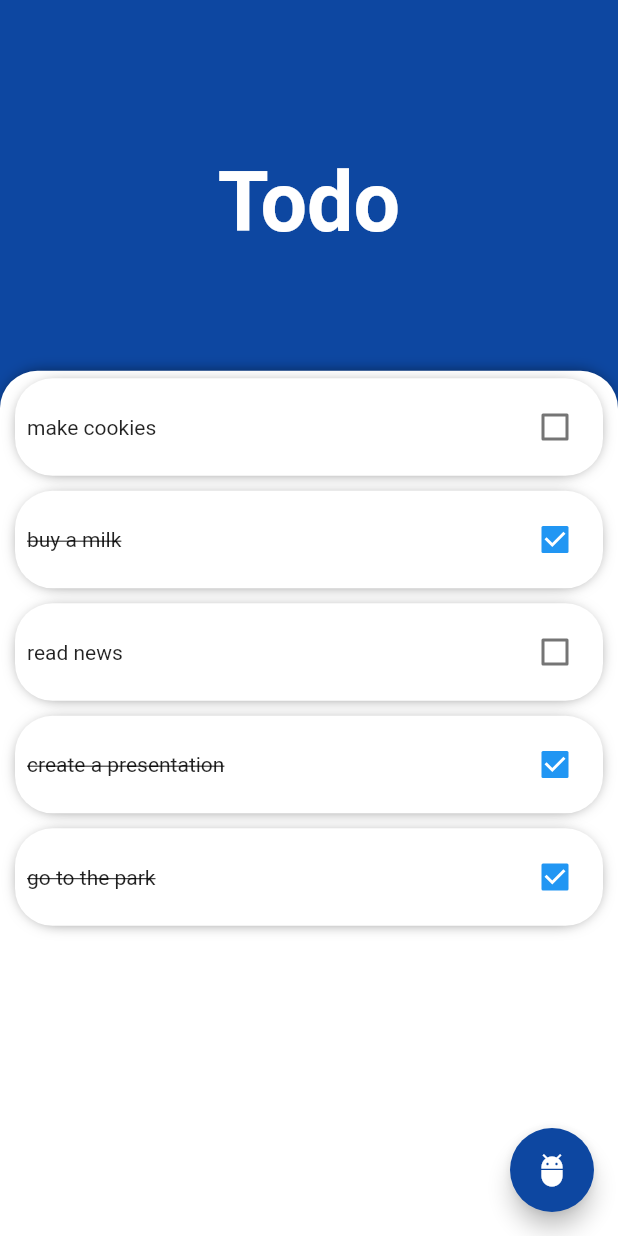
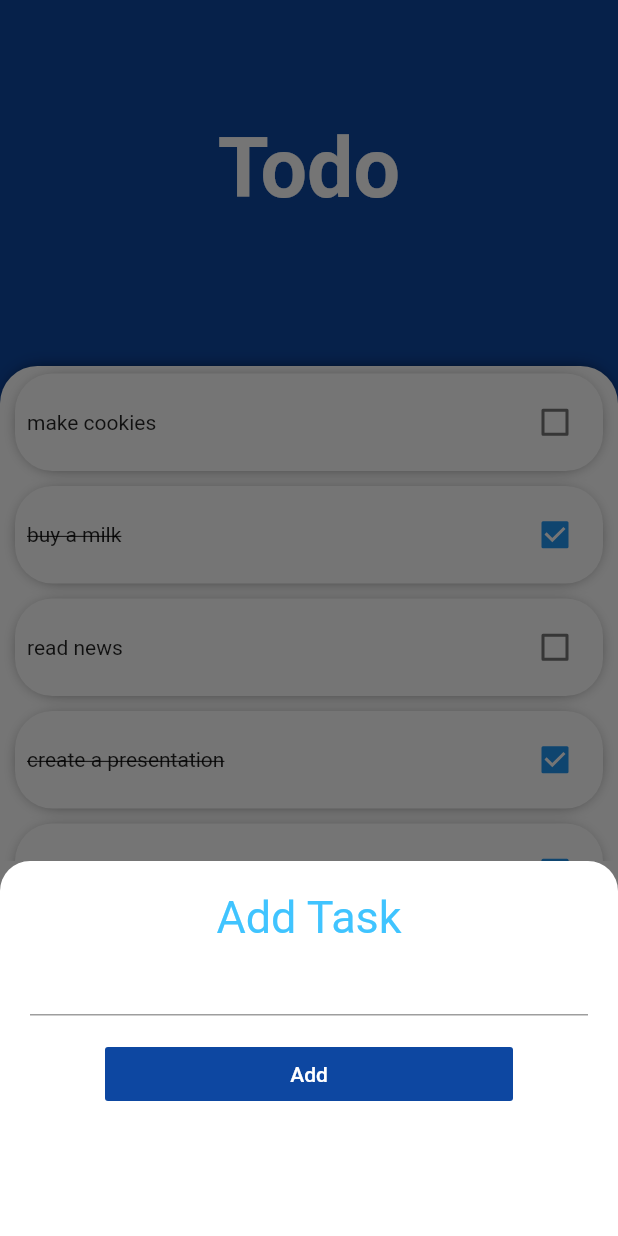
Before and after one commit to jamescardona11/base-state-management, a Flutter app: the screen it shows after launch, after a tap on the "adb" icon, on a phone screen of 412 x 824 dp. Run offline on Flutter 3.47's test engine with Material 2 defaults, Android fonts, the phone set to English and light mode, and no system bars.

Commit message:
add task modal done!

```diff
--- /dev/null
+++ b/todo_app/lib/add_task_screen.dart
@@ -0,0 +1,60 @@
+import 'package:flutter/material.dart';
+
+class AddTaskScreen extends StatelessWidget {
+  @override
+  Widget build(BuildContext context) {
+    String newTaskTitle;
+
+    return Container(
+      color: Color(0xff757575),
+      child: Container(
+        height: 250,
+        padding: EdgeInsets.all(20.0),
+        decoration: BoxDecoration(
+          color: Colors.white,
+          borderRadius: BorderRadius.only(
+            topLeft: Radius.circular(20.0),
+            topRight: Radius.circular(20.0),
+          ),
+        ),
+        child: Column(
+          mainAxisSize: MainAxisSize.min,
+          crossAxisAlignment: CrossAxisAlignment.stretch,
+          children: <Widget>[
+            Text(
+              'Add Task',
+              textAlign: TextAlign.center,
+              style: TextStyle(
+                fontSize: 30.0,
+                color: Colors.lightBlueAccent,
+              ),
+            ),
+            TextField(
+              autofocus: false,
+              textAlign: TextAlign.center,
+              onChanged: (newText) {
+                newTaskTitle = newText;
+              },
+            ),
+            Padding(
+              padding: const EdgeInsets.symmetric(horizontal: 50, vertical: 15),
+              child: FlatButton(
+                child: Text(
+                  'Add',
+                  style: TextStyle(
+                    color: Colors.white,
+                  ),
+                ),
+                color: Colors.blue[900],
+                onPressed: () {
+                  //Add task
+                  Navigator.pop(context);
+                },
+              ),
+            ),
+          ],
+        ),
+      ),
+    );
+  }
+}
--- a/todo_app/lib/home_page.dart
+++ b/todo_app/lib/home_page.dart
@@ -1,5 +1,7 @@
 import 'package:flutter/material.dart';
+import 'package:todo_app/add_task_screen.dart';
 import 'package:todo_app/model/todo.dart';
+import 'package:todo_app/task_list.dart';
 
 class HomePage extends StatelessWidget {
   @override
@@ -9,8 +11,8 @@ class HomePage extends StatelessWidget {
       backgroundColor: Colors.blue[900],
       body: Center(
         child: Column(
-          mainAxisAlignment: MainAxisAlignment.end,
           children: [
+            const SizedBox(height: 80),
             const Text(
               'Todo',
               style: TextStyle(
@@ -20,8 +22,9 @@ class HomePage extends StatelessWidget {
               ),
             ),
             const SizedBox(height: 80),
-            Container(
-              height: size.height * 0.70,
+            Expanded(
+              child: Container(
+                margin: EdgeInsets.only(top: 20),
                 decoration: BoxDecoration(
                   color: Colors.white,
                   borderRadius: BorderRadius.only(
@@ -37,70 +40,28 @@ class HomePage extends StatelessWidget {
                     )
                   ],
                 ),
-              child: _TodoContainer(),
+                child: TaskList(),
+              ),
             )
           ],
         ),
       ),
       floatingActionButton: FloatingActionButton(
         backgroundColor: Colors.blue[900],
-        onPressed: () {},
+        onPressed: () => openModal(context),
         child: Icon(Icons.adb),
       ),
     );
   }
-}
 
-class _TodoContainer extends StatefulWidget {
-  @override
-  __TodoContainerState createState() => __TodoContainerState();
-}
-
-class __TodoContainerState extends State<_TodoContainer> {
-  final List<Todo> listOfTodo = [
-    Todo(name: 'make cookies', check: false),
-    Todo(name: 'buy a milk', check: true),
-    Todo(name: 'read news', check: false),
-    Todo(name: 'create a presentation', check: true),
-    Todo(name: 'go to the park', check: true),
-  ];
-
-  @override
-  Widget build(BuildContext context) {
-    return ListView.builder(
-      itemCount: listOfTodo.length,
-      itemBuilder: (context, index) => Container(
-        height: 65,
-        margin: EdgeInsets.symmetric(vertical: 5, horizontal: 10),
-        decoration: BoxDecoration(
-          color: Colors.white,
-          borderRadius: BorderRadius.all(Radius.circular(25)),
-          boxShadow: [
-            BoxShadow(
-              color: Colors.black54,
-              offset: Offset(0, 1),
-              spreadRadius: -3,
-              blurRadius: 8,
-            ),
-          ],
-        ),
-        child: Padding(
-          padding: const EdgeInsets.all(8.0),
-          child: Row(
-            mainAxisAlignment: MainAxisAlignment.spaceBetween,
-            children: [
-              Text(
-                listOfTodo[index].name,
-                style: TextStyle(
-                  decoration: listOfTodo[index].check ? TextDecoration.lineThrough : TextDecoration.none,
-                ),
-              ),
-              Checkbox(
-                value: listOfTodo[index].check,
-                onChanged: (value) {},
-              ),
-            ],
-          ),
+  void openModal(BuildContext context) {
+    showModalBottomSheet(
+      context: context,
+      isScrollControlled: true,
+      builder: (context) => SingleChildScrollView(
+        child: Container(
+          padding: EdgeInsets.only(bottom: MediaQuery.of(context).viewInsets.bottom),
+          child: AddTaskScreen(),
         ),
       ),
     );
--- /dev/null
+++ b/todo_app/lib/task_list.dart
@@ -0,0 +1,58 @@
+import 'package:flutter/material.dart';
+import 'package:todo_app/model/todo.dart';
+
+class TaskList extends StatefulWidget {
+  @override
+  _TaskListState createState() => _TaskListState();
+}
+
+class _TaskListState extends State<TaskList> {
+  final List<Todo> listOfTodo = [
+    Todo(name: 'make cookies', check: false),
+    Todo(name: 'buy a milk', check: true),
+    Todo(name: 'read news', check: false),
+    Todo(name: 'create a presentation', check: true),
+    Todo(name: 'go to the park', check: true),
+  ];
+
+  @override
+  Widget build(BuildContext context) {
+    return ListView.builder(
+      itemCount: listOfTodo.length,
+      itemBuilder: (context, index) => Container(
+        height: 65,
+        margin: EdgeInsets.symmetric(vertical: 5, horizontal: 10),
+        decoration: BoxDecoration(
+          color: Colors.white,
+          borderRadius: BorderRadius.all(Radius.circular(25)),
+          boxShadow: [
+            BoxShadow(
+              color: Colors.black54,
+              offset: Offset(0, 1),
+              spreadRadius: -3,
+              blurRadius: 8,
+            ),
+          ],
+        ),
+        child: Padding(
+          padding: const EdgeInsets.all(8.0),
+          child: Row(
+            mainAxisAlignment: MainAxisAlignment.spaceBetween,
+            children: [
+              Text(
+                listOfTodo[index].name,
+                style: TextStyle(
+                  decoration: listOfTodo[index].check ? TextDecoration.lineThrough : TextDecoration.none,
+                ),
+              ),
+              Checkbox(
+                value: listOfTodo[index].check,
+                onChanged: (value) {},
+              ),
+            ],
+          ),
+        ),
+      ),
+    );
+  }
+}
```
Lines whose indentation alone changed are shown as unchanged.
